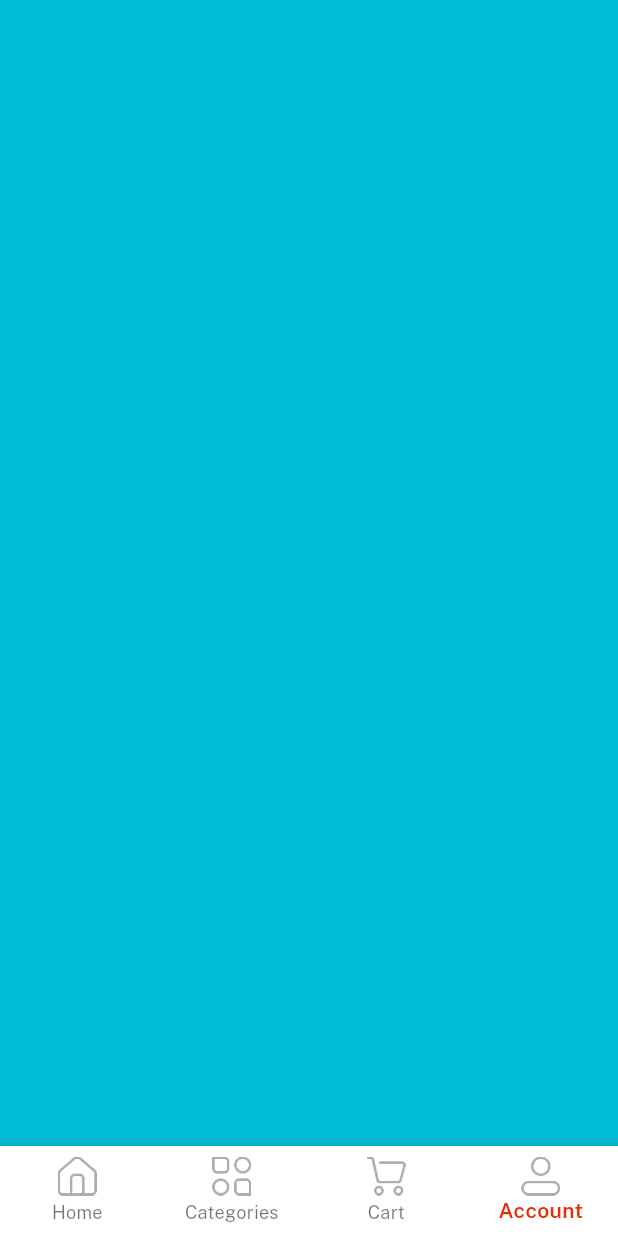
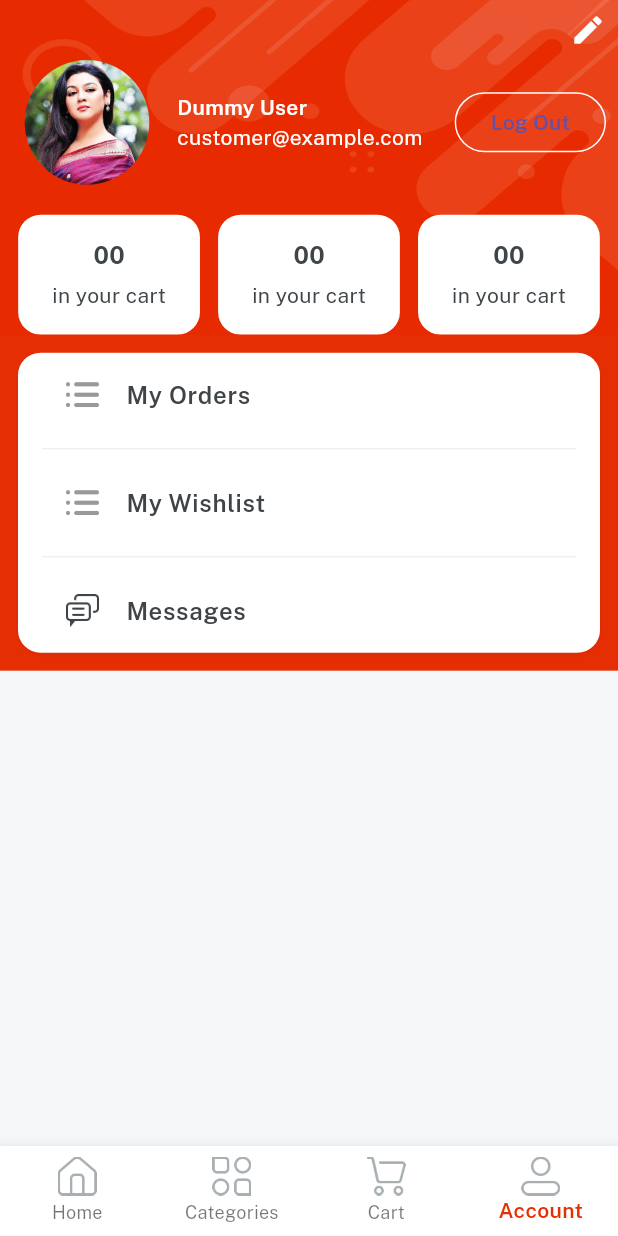
Before and after one commit to aananya-19/ecomm-app, a Flutter app: the Home screen opened directly, item 4 of the bottom bar chosen, on a phone screen of 412 x 824 dp. Run offline on Flutter 3.47's test engine with Material 3 defaults, Android fonts, the phone set to English and light mode, and no system bars; our stand-ins replace get, velocity_x.

Commit message:
Cart and Profile Screen

```diff
--- a/lib/consts/lists.dart
+++ b/lib/consts/lists.dart
@@ -44,3 +44,6 @@ const ItemDetailButtonsList = [
   returnPolicy,
   supportPolicy
 ];
+
+const profileButtonsList = [orders, wishlist, messages];
+const profileButtonsIcon = [icOrder, icOrder, icMessages];
--- a/lib/consts/strings.dart
+++ b/lib/consts/strings.dart
@@ -57,3 +57,6 @@ const video = "Video",
     returnPolicy = " Return Policy ",
     supportPolicy = "Support Policy",
     productsyoumaylike = "Products you may like";
+
+//profile strings
+const wishlist = "My Wishlist", orders = "My Orders", messages = "Messages";
--- a/lib/views/cart_screen/cart_screen.dart
+++ b/lib/views/cart_screen/cart_screen.dart
@@ -8,7 +8,8 @@ class CartScreen extends StatelessWidget {
   @override
   Widget build(BuildContext context) {
     return Container(
-      color: Colors.purple
+      color: Colors.white,
+      child: "Cart is Empty!".text.fontFamily(semibold).color(darkFontGrey).makeCentered(),
     );
   }
 }
--- /dev/null
+++ b/lib/views/profile_screen/components/details_card.dart
@@ -0,0 +1,13 @@
+import 'package:emart_app/consts/consts.dart';
+
+Widget detailsCard({width, String? count, String? title}){
+  return Column(
+    mainAxisAlignment: MainAxisAlignment.center,
+    children: [
+      "00".text.fontFamily(bold).color(darkFontGrey).size(16).make(),
+      5.heightBox,
+      "in your cart".text.color(darkFontGrey).make(),
+    ],
+  ).box.white.rounded.width(width).height(80).padding(const EdgeInsets.all(4)).make();
+
+}
--- a/lib/views/profile_screen/profile_screen.dart
+++ b/lib/views/profile_screen/profile_screen.dart
@@ -1,14 +1,91 @@
+import 'package:emart_app/consts/lists.dart';
+import 'package:emart_app/views/profile_screen/components/details_card.dart';
+import 'package:emart_app/widgets_common/bg_widget.dart';
 import 'package:flutter/foundation.dart';
 import 'package:flutter/widgets.dart';
 import 'package:emart_app/consts/consts.dart';
 
 class ProfileScreen extends StatelessWidget {
-  const ProfileScreen({Key ? key}) : super(key: key);
+  const ProfileScreen({Key? key}) : super(key: key);
 
   @override
   Widget build(BuildContext context) {
-    return Container(
-      color: Colors.cyan
+    return bgWidget(
+      child: Scaffold(
+        body: SafeArea(
+            child: Column(
+              children: [
+                //edit profile button
+                Padding(
+                  padding: const EdgeInsets.all(8.0),
+                  child: const Align(
+                      alignment: Alignment.topRight,
+                      child: Icon(Icons.edit, color: whiteColor)).onTap((){}),
+                ),
+
+                //Users details section
+                Padding(
+                  padding: const EdgeInsets.symmetric(horizontal: 8.0),
+                  child: Row(
+                    children: [
+                      Image.asset(imgProfile2, width: 100, fit: BoxFit.cover)
+                          .box
+                          .roundedFull
+                          .clip(Clip.antiAlias)
+                          .make(),
+                      10.widthBox,
+                      Expanded(
+                          child: Column(
+                        crossAxisAlignment: CrossAxisAlignment.start,
+                        children: [
+                          "Dummy User".text.fontFamily(semibold).white.make(),
+                          "customer@example.com".text.white.make(),
+                        ],
+                      )),
+                      OutlinedButton(
+                          style: OutlinedButton.styleFrom(
+                              side: const BorderSide(
+                            color: whiteColor,
+                          )),
+                          onPressed: () {},
+                          child: "Log Out".text.fontFamily(semibold).make())
+                    ],
+                  ),
+                ),
+
+                20.heightBox,
+                Row(
+                  mainAxisAlignment: MainAxisAlignment.spaceEvenly,
+                  children: [
+                    detailsCard(count: "00", title: "in your cart", width: context.screenWidth / 3.4),
+                    detailsCard(count: "32", title: "in your wishlist", width: context.screenWidth / 3.4),
+                    detailsCard(count: "675", title: "your orders", width: context.screenWidth / 3.4),
+                  ],
+                ),
+
+                //buttons section
+
+                ListView.separated(
+                  shrinkWrap: true,
+                  separatorBuilder: (context, index){
+                    return const Divider(
+                      color: lightGrey,
+                    );
+                  },
+                  itemCount: profileButtonsList.length,
+                  itemBuilder: (BuildContext context, int index){
+                    return ListTile(
+                      leading: Image.asset(
+                        profileButtonsIcon[index],
+                        width: 22
+                      ),
+                      title: profileButtonsList[index].text.fontFamily(semibold).color(darkFontGrey).make(),
+                    );
+                  },
+                ).box.white.rounded.margin(const EdgeInsets.all(12)).padding(const EdgeInsets.symmetric(horizontal: 16)).shadowSm.make().box.color(redColor).make(),
+              ],
+            )),
+      ),
     );
   }
 }
```
